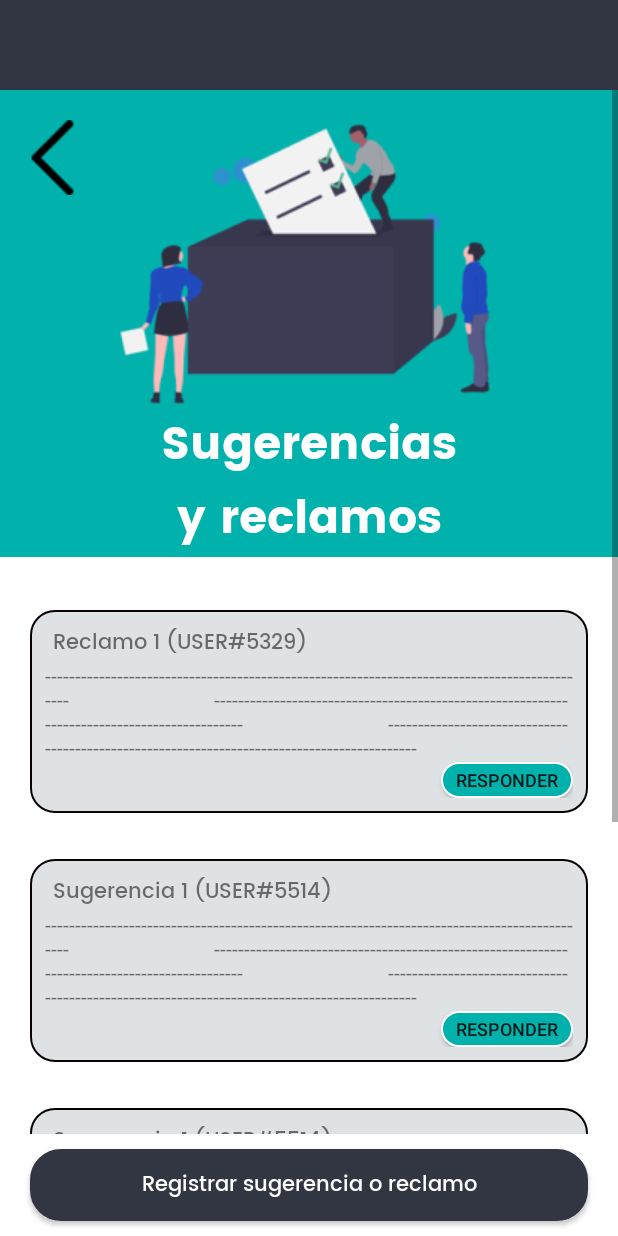
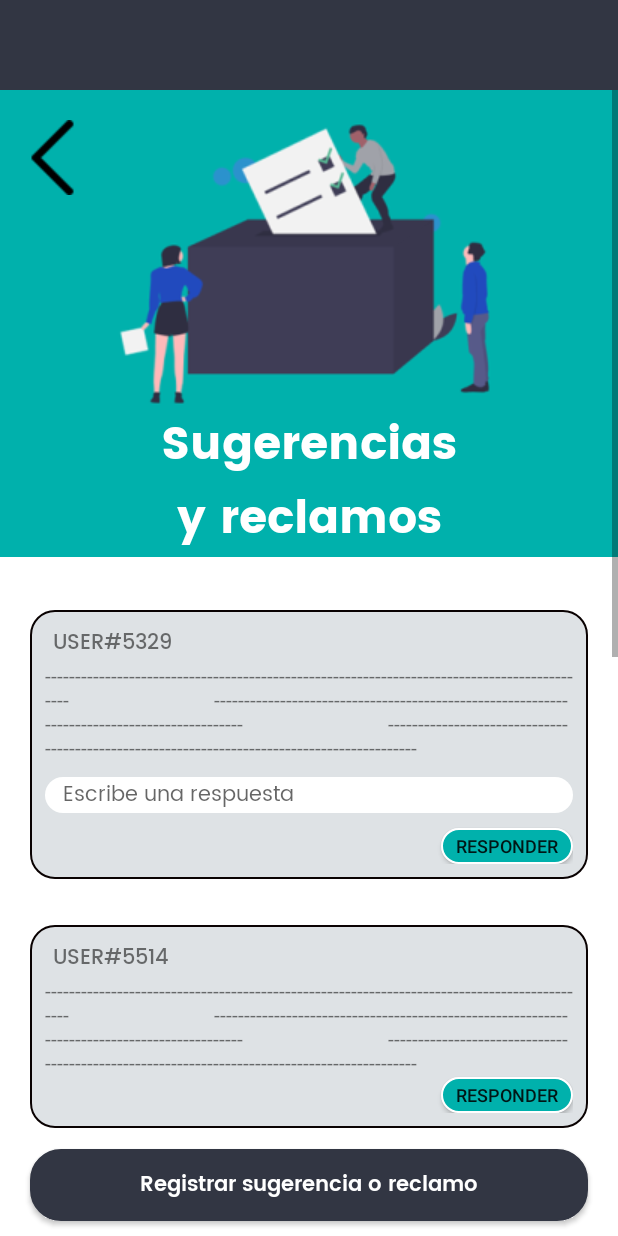
Before and after one commit to MyLineCard-Organization/MyLineCardV2, an Android app: the layout activity_pasajero_quejas_y_sugerencias.xml on its own in the app's theme, with its tools: preview values and no code run, on a phone screen of 412 x 824 dp. Run offline under Robolectric (Android 15) with nearby library versions, the phone set to English and light mode, and no system bars.

Commit message:
HU19
Pasajero - Publicación de queja o sugerencia

```diff
--- /dev/null
+++ b/app/src/main/res/drawable/card_registro_sugerencia_o_reclamo.xml
@@ -0,0 +1,5 @@
+<?xml version="1.0" encoding="utf-8"?>
+<shape xmlns:android="http://schemas.android.com/apk/res/android">
+    <corners android:radius="16sp"/>
+    <solid android:color="#FFFFFF"/>
+</shape>
--- a/app/src/main/res/layout/activity_pasajero_quejas_y_sugerencias.xml
+++ b/app/src/main/res/layout/activity_pasajero_quejas_y_sugerencias.xml
@@ -75,7 +75,7 @@
 
             <LinearLayout
                 android:layout_width="match_parent"
-                android:layout_height="match_parent"
+                android:layout_height="1000sp"
                 android:background="@color/white">
 
                 <LinearLayout
@@ -97,7 +97,50 @@
                         <TextView
                             android:layout_width="match_parent"
                             android:layout_height="wrap_content"
-                            android:text="Reclamo 1 (USER#5329)"
+                            android:text="USER#5329"
+                            android:layout_marginStart="5sp"
+                            android:fontFamily="@font/poppins_medium">
+                        </TextView>
+
+                        <TextView
+                            android:layout_width="match_parent"
+                            android:layout_height="wrap_content"
+                            android:text="--------------------------------------------------------------------------------------------
+                            --------------------------------------------------------------------------------------------
+                            --------------------------------------------------------------------------------------------">
+                        </TextView>
+
+                        <EditText
+                            android:layout_width="match_parent"
+                            android:layout_height="wrap_content"
+                            android:layout_marginVertical="10sp"
+                            android:hint="   Escribe una respuesta"
+                            android:fontFamily="@font/poppins_regular"
+                            android:textSize="14sp"
+                            android:background="@drawable/card_registro_sugerencia_o_reclamo"/>
+
+                        <androidx.appcompat.widget.AppCompatButton
+                            android:layout_width="wrap_content"
+                            android:layout_height="24dp"
+                            android:layout_gravity="end"
+                            android:background="@drawable/btn_responder_quejas_y_sugerencias"
+                            android:text="Responder"
+                            android:textSize="12sp" />
+                    </LinearLayout>
+
+                    <LinearLayout
+                        android:layout_width="match_parent"
+                        android:layout_height="wrap_content"
+                        android:background="@drawable/card_sugerencia_o_reclamo"
+                        android:orientation="vertical"
+                        android:paddingVertical="10sp"
+                        android:paddingHorizontal="10sp"
+                        android:layout_marginVertical="15sp">
+
+                        <TextView
+                            android:layout_width="match_parent"
+                            android:layout_height="wrap_content"
+                            android:text="USER#5514"
                             android:layout_marginStart="5sp"
                             android:fontFamily="@font/poppins_medium">
                         </TextView>
@@ -131,7 +174,7 @@
                         <TextView
                             android:layout_width="match_parent"
                             android:layout_height="wrap_content"
-                            android:text="Sugerencia 1 (USER#5514)"
+                            android:text="USER#5514"
                             android:layout_marginStart="5sp"
                             android:fontFamily="@font/poppins_medium">
                         </TextView>
@@ -165,41 +208,7 @@
                         <TextView
                             android:layout_width="match_parent"
                             android:layout_height="wrap_content"
-                            android:text="Sugerencia 1 (USER#5514)"
-                            android:layout_marginStart="5sp"
-                            android:fontFamily="@font/poppins_medium">
-                        </TextView>
-
-                        <TextView
-                            android:layout_width="match_parent"
-                            android:layout_height="wrap_content"
-                            android:text="--------------------------------------------------------------------------------------------
-                            --------------------------------------------------------------------------------------------
-                            --------------------------------------------------------------------------------------------">
-                        </TextView>
-
-                        <androidx.appcompat.widget.AppCompatButton
-                            android:layout_width="wrap_content"
-                            android:layout_height="24dp"
-                            android:layout_gravity="end"
-                            android:background="@drawable/btn_responder_quejas_y_sugerencias"
-                            android:text="Responder"
-                            android:textSize="12sp" />
-                    </LinearLayout>
-
-                    <LinearLayout
-                        android:layout_width="match_parent"
-                        android:layout_height="wrap_content"
-                        android:background="@drawable/card_sugerencia_o_reclamo"
-                        android:orientation="vertical"
-                        android:paddingVertical="10sp"
-                        android:paddingHorizontal="10sp"
-                        android:layout_marginVertical="15sp">
-
-                        <TextView
-                            android:layout_width="match_parent"
-                            android:layout_height="wrap_content"
-                            android:text="Reclamo 2 (USER#5454)"
+                            android:text="USER#5454"
                             android:layout_marginStart="5sp"
                             android:fontFamily="@font/poppins_medium">
                         </TextView>
@@ -240,7 +249,7 @@
             android:text="Registrar sugerencia o reclamo"
             android:layout_marginHorizontal="20sp"
             android:layout_marginVertical="10sp"
-            android:fontFamily="@font/poppins_medium"
+            android:fontFamily="@font/poppins_semibold"
             android:textAllCaps="false"
             android:textColor="@color/white"
             android:background="@drawable/btn_crear_sugerencia_o_reclamo">
```
Also changed, not shown: app/src/main/res/layout/activity_pasajero_registro_quejas_y_sugerencias.xml (added, +131 -0 lines).
